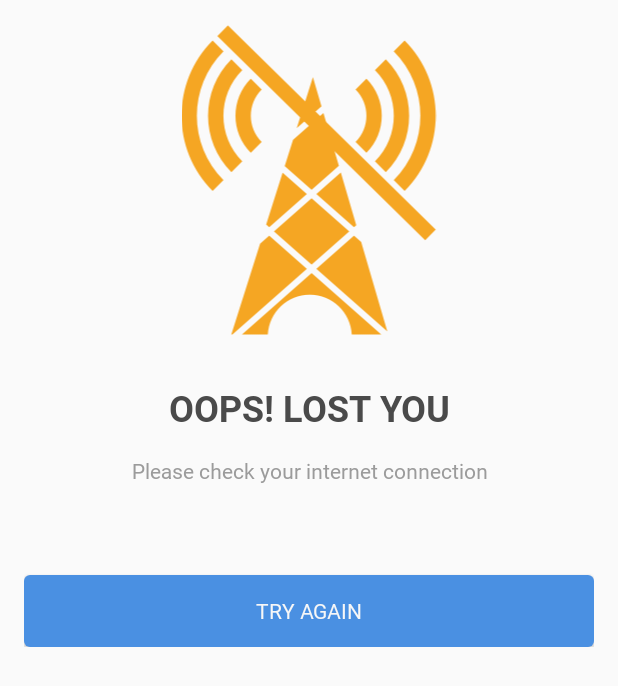
After one commit to satiswardash/upsc, an Android app: the layout layout_no_network.xml on its own in the app's theme, with its tools: preview values and no code run, on a phone screen of 412 x 824 dp. The commit adds this screen. Shown: the top 686 px of the screen. Run offline under Robolectric (Android 15) with nearby library versions, the phone set to English and light mode, and no system bars.

Commit message:
No Network custom AlertDialog added to project.

```diff
--- /dev/null
+++ b/app/src/main/res/layout/layout_no_network.xml
@@ -0,0 +1,45 @@
+<?xml version="1.0" encoding="utf-8"?>
+<LinearLayout xmlns:android="http://schemas.android.com/apk/res/android"
+    xmlns:app="http://schemas.android.com/apk/res-auto"
+    android:layout_width="match_parent"
+    android:layout_height="wrap_content"
+    android:orientation="vertical"
+    android:padding="16dp">
+
+    <ImageView
+        android:id="@+id/imageView3"
+        android:layout_width="match_parent"
+        android:layout_height="wrap_content"
+        app:srcCompat="@mipmap/no_network" />
+
+    <TextView
+        android:layout_width="match_parent"
+        android:layout_height="wrap_content"
+        android:layout_marginBottom="16dp"
+        android:layout_marginTop="32dp"
+        android:fontFamily="@font/roboto_bold"
+        android:text="OOPS! LOST YOU"
+        android:textAlignment="center"
+        android:textColor="@color/colorAccent"
+        android:textSize="24sp" />
+
+    <TextView
+        android:id="@+id/textView2"
+        android:layout_width="match_parent"
+        android:layout_height="wrap_content"
+        android:layout_marginBottom="60dp"
+        android:fontFamily="@font/roboto_regular"
+        android:text="Please check your internet connection"
+        android:textAlignment="center"
+        android:textColor="@color/colorBackgroundDark"
+        android:textSize="14sp" />
+
+    <Button
+        android:id="@+id/nn_tryAgain_button"
+        android:layout_width="match_parent"
+        android:layout_height="wrap_content"
+        android:background="@drawable/button_bg_solid_primary"
+        android:fontFamily="@font/roboto_regular"
+        android:text="TRY AGAIN"
+        android:textColor="@color/colorText" />
+</LinearLayout>
--- a/app/src/main/res/values/colors.xml
+++ b/app/src/main/res/values/colors.xml
@@ -2,7 +2,7 @@
 <resources>
     <color name="colorPrimary">#4a90e2</color>
     <color name="colorSecondary">#f5a623</color>
-    <color name="colorAccent">#4A4A4A</color>
+    <color name="colorAccent">#4a4a4a</color>
 
     <color name="colorText">#f7f7f7</color>
     <color name="colorTextDark">#dad8db</color>
@@ -11,7 +11,7 @@
 
     <color name="colorBackground">#EBEBEB</color>
     <color name="colorBackgroundMid">#D8D8D8</color>
-    <color name="colorBackgroundDark">#9B9B9B</color>
+    <color name="colorBackgroundDark">#9b9b9b</color>
     <color name="colorBackgroundWhite">#FFFFFF</color>
     <color name="colorBackgroundLight">#F7F7F7</color>
     <color name="facebook">#3B5998</color>
```
Also changed, not shown: app/src/main/java/com/kortain/upsc/AuthenticationActivity.java (+72 -10 lines), app/src/main/java/com/kortain/upsc/fragments/NoNetworkAlertDialog.java (added, +71 -0 lines), app/src/main/res/mipmap-hdpi/no_network.png (added), app/src/main/res/mipmap-mdpi/no_network.png (added), app/src/main/res/mipmap-xhdpi/no_network.png (added), app/src/main/res/mipmap-xxhdpi/no_network.png (added), app/src/main/res/mipmap-xxxhdpi/no_network.png (added).
